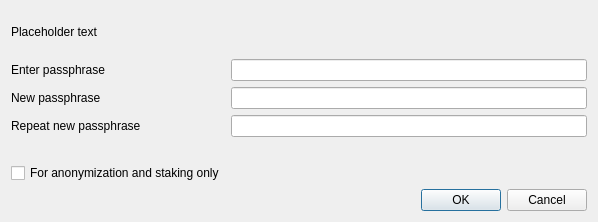
curiumofficial/curium, file src/qt/forms/askpassphrasedialog.ui: the form before one commit.
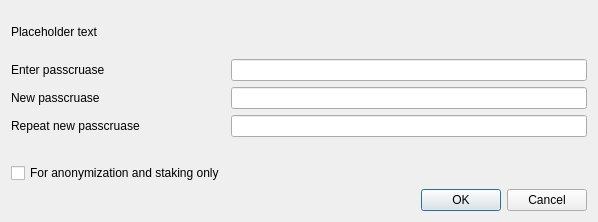
The form after the commit.

```diff
--- a/src/qt/forms/askpassphrasedialog.ui
+++ b/src/qt/forms/askpassphrasedialog.ui
@@ -53,7 +53,7 @@
      <item row="0" column="0">
       <widget class="QLabel" name="passLabel1">
        <property name="text">
-        <string>Enter passphrase</string>
+        <string>Enter passcruase</string>
        </property>
       </widget>
      </item>
@@ -67,7 +67,7 @@
      <item row="1" column="0">
       <widget class="QLabel" name="passLabel2">
        <property name="text">
-        <string>New passphrase</string>
+        <string>New passcruase</string>
        </property>
       </widget>
      </item>
@@ -81,7 +81,7 @@
      <item row="2" column="0">
       <widget class="QLabel" name="passLabel3">
        <property name="text">
-        <string>Repeat new passphrase</string>
+        <string>Repeat new passcruase</string>
        </property>
       </widget>
      </item>
```
Left out of the diff: 10 changed lines with no effect on the pictures.
